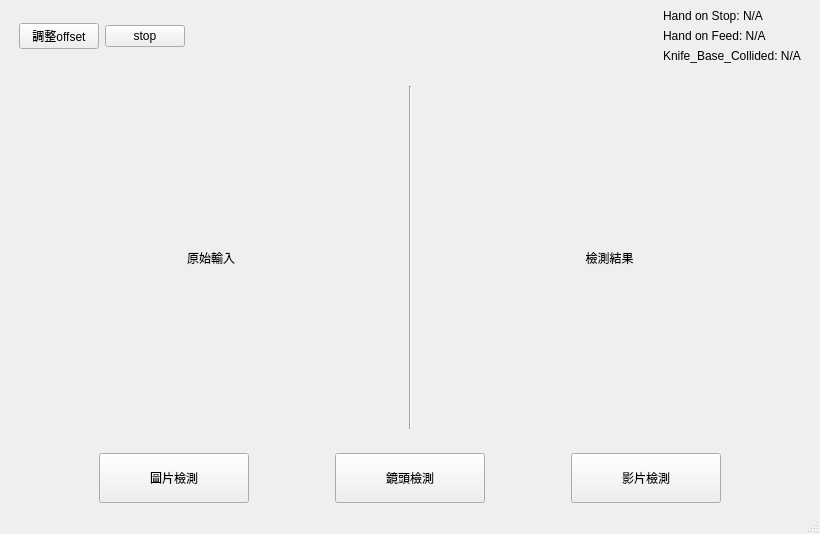
Above: pmc_5axis_yolo/ui/main_window.ui from wade00754/pmc-5axis-yolo before the change. Below: the same form after it.
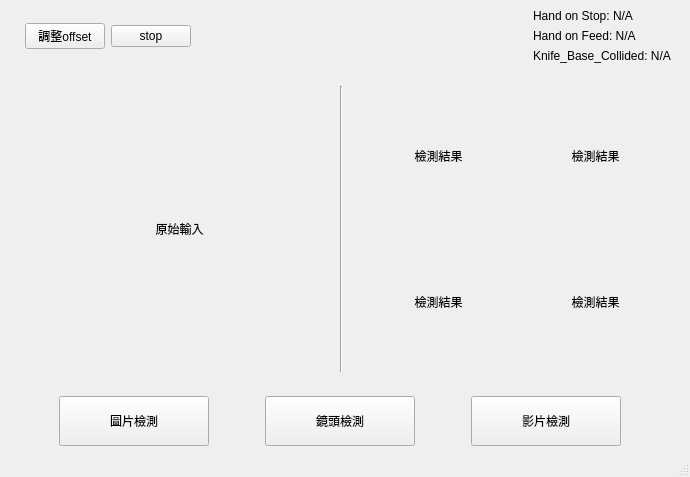
That is the form after the change.

Commit message: four output

```diff
--- a/pmc_5axis_yolo/ui/main_window.ui
+++ b/pmc_5axis_yolo/ui/main_window.ui
@@ -6,34 +6,16 @@
    <rect>
     <x>0</x>
     <y>0</y>
-    <width>820</width>
-    <height>534</height>
+    <width>690</width>
+    <height>477</height>
    </rect>
   </property>
   <property name="windowTitle">
    <string>MainWindow</string>
   </property>
   <widget class="QWidget" name="centralwidget">
-   <layout class="QGridLayout" name="gridLayout">
-    <item row="0" column="0">
-     <spacer name="horizontalSpacer_6">
-      <property name="orientation">
-       <enum>Qt::Orientation::Horizontal</enum>
-      </property>
-      <property name="sizeType">
-       <enum>QSizePolicy::Policy::Fixed</enum>
-      </property>
-      <property name="sizeHint" stdset="0">
-       <size>
-        <width>10</width>
-        <height>20</height>
-       </size>
-      </property>
-     </spacer>
-    </item>
-    <item row="0" column="1">
-     <layout class="QVBoxLayout" name="verticalLayout_2">
-      <item>
+   <layout class="QGridLayout" name="gridLayout_2">
+    <item row="0" column="1" colspan="3">
        <layout class="QHBoxLayout" name="horizontalLayout_4">
         <item>
          <layout class="QHBoxLayout" name="horizontalLayout">
@@ -123,7 +105,7 @@
         </item>
        </layout>
       </item>
-      <item>
+    <item row="1" column="2">
        <spacer name="verticalSpacer">
         <property name="orientation">
          <enum>Qt::Orientation::Vertical</enum>
@@ -139,9 +121,23 @@
         </property>
        </spacer>
       </item>
-      <item>
-       <layout class="QHBoxLayout" name="horizontalLayout_2">
-        <item>
+    <item row="2" column="0">
+     <spacer name="horizontalSpacer_6">
+      <property name="orientation">
+       <enum>Qt::Orientation::Horizontal</enum>
+      </property>
+      <property name="sizeType">
+       <enum>QSizePolicy::Policy::Fixed</enum>
+      </property>
+      <property name="sizeHint" stdset="0">
+       <size>
+        <width>10</width>
+        <height>20</height>
+       </size>
+      </property>
+     </spacer>
+    </item>
+    <item row="2" column="1">
          <widget class="QLabel" name="input_media">
           <property name="sizePolicy">
            <sizepolicy hsizetype="Expanding" vsizetype="Expanding">
@@ -166,7 +162,7 @@
           </property>
          </widget>
         </item>
-        <item>
+    <item row="2" column="2">
          <widget class="Line" name="line">
           <property name="sizePolicy">
            <sizepolicy hsizetype="Fixed" vsizetype="Expanding">
@@ -185,7 +181,9 @@
           </property>
          </widget>
         </item>
-        <item>
+    <item row="2" column="3">
+     <layout class="QGridLayout" name="gridLayout">
+      <item row="0" column="0">
          <widget class="QLabel" name="output_media">
           <property name="sizePolicy">
            <sizepolicy hsizetype="Expanding" vsizetype="Expanding">
@@ -195,8 +193,83 @@
           </property>
           <property name="minimumSize">
            <size>
-            <width>300</width>
-            <height>250</height>
+          <width>150</width>
+          <height>125</height>
+         </size>
+        </property>
+        <property name="text">
+         <string>檢測結果</string>
+        </property>
+        <property name="scaledContents">
+         <bool>true</bool>
+        </property>
+        <property name="alignment">
+         <set>Qt::AlignmentFlag::AlignCenter</set>
+        </property>
+       </widget>
+      </item>
+      <item row="0" column="1">
+       <widget class="QLabel" name="output_media2">
+        <property name="sizePolicy">
+         <sizepolicy hsizetype="Expanding" vsizetype="Expanding">
+          <horstretch>0</horstretch>
+          <verstretch>0</verstretch>
+         </sizepolicy>
+        </property>
+        <property name="minimumSize">
+         <size>
+          <width>150</width>
+          <height>125</height>
+         </size>
+        </property>
+        <property name="text">
+         <string>檢測結果</string>
+        </property>
+        <property name="scaledContents">
+         <bool>true</bool>
+        </property>
+        <property name="alignment">
+         <set>Qt::AlignmentFlag::AlignCenter</set>
+        </property>
+       </widget>
+      </item>
+      <item row="1" column="0">
+       <widget class="QLabel" name="output_media3">
+        <property name="sizePolicy">
+         <sizepolicy hsizetype="Expanding" vsizetype="Expanding">
+          <horstretch>0</horstretch>
+          <verstretch>0</verstretch>
+         </sizepolicy>
+        </property>
+        <property name="minimumSize">
+         <size>
+          <width>150</width>
+          <height>125</height>
+         </size>
+        </property>
+        <property name="text">
+         <string>檢測結果</string>
+        </property>
+        <property name="scaledContents">
+         <bool>true</bool>
+        </property>
+        <property name="alignment">
+         <set>Qt::AlignmentFlag::AlignCenter</set>
+        </property>
+       </widget>
+      </item>
+      <item row="1" column="1">
+       <widget class="QLabel" name="output_media4">
+        <property name="sizePolicy">
+         <sizepolicy hsizetype="Expanding" vsizetype="Expanding">
+          <horstretch>0</horstretch>
+          <verstretch>0</verstretch>
+         </sizepolicy>
+        </property>
+        <property name="minimumSize">
+         <size>
+          <width>150</width>
+          <height>125</height>
            </size>
           </property>
           <property name="text">
@@ -212,7 +285,23 @@
         </item>
        </layout>
       </item>
-      <item>
+    <item row="2" column="4">
+     <spacer name="horizontalSpacer_7">
+      <property name="orientation">
+       <enum>Qt::Orientation::Horizontal</enum>
+      </property>
+      <property name="sizeType">
+       <enum>QSizePolicy::Policy::Fixed</enum>
+      </property>
+      <property name="sizeHint" stdset="0">
+       <size>
+        <width>10</width>
+        <height>20</height>
+       </size>
+      </property>
+     </spacer>
+    </item>
+    <item row="3" column="2">
        <spacer name="verticalSpacer_2">
         <property name="orientation">
          <enum>Qt::Orientation::Vertical</enum>
@@ -228,7 +317,7 @@
         </property>
        </spacer>
       </item>
-      <item>
+    <item row="4" column="0" colspan="4">
        <layout class="QHBoxLayout" name="horizontalLayout_3">
         <item>
          <spacer name="horizontalSpacer_5">
@@ -340,24 +429,6 @@
          </spacer>
         </item>
        </layout>
-      </item>
-     </layout>
-    </item>
-    <item row="0" column="2">
-     <spacer name="horizontalSpacer_7">
-      <property name="orientation">
-       <enum>Qt::Orientation::Horizontal</enum>
-      </property>
-      <property name="sizeType">
-       <enum>QSizePolicy::Policy::Fixed</enum>
-      </property>
-      <property name="sizeHint" stdset="0">
-       <size>
-        <width>10</width>
-        <height>20</height>
-       </size>
-      </property>
-     </spacer>
     </item>
    </layout>
   </widget>
```
Lines whose indentation alone changed are shown as unchanged. The commit also changes 2 other files.
